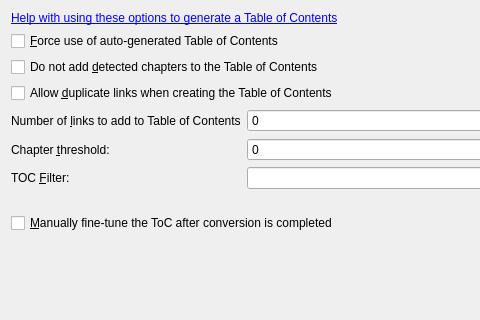
The window that src/calibre/gui2/convert/toc.ui (kovidgoyal/calibre) describes before a commit, drawn with Qt 5; both pictures show x 0 to 480 and y 0 to 320 of the 596 by 493 pixel window.
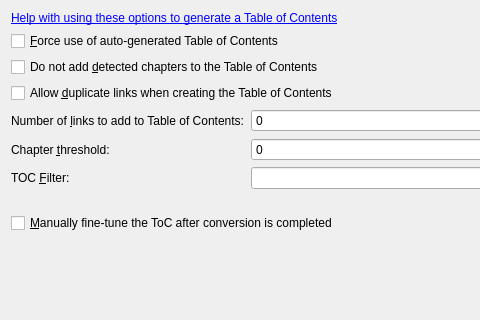
The same window after the commit. Custom widgets are drawn as their Qt base class.

Patch:
```diff
--- a/src/calibre/gui2/convert/toc.ui
+++ b/src/calibre/gui2/convert/toc.ui
@@ -38,7 +38,7 @@
    <item row="6" column="0">
     <widget class="QLabel" name="label_10">
      <property name="text">
-      <string>Number of &amp;links to add to Table of Contents</string>
+      <string>Number of &amp;links to add to Table of Contents:</string>
      </property>
      <property name="buddy">
       <cstring>opt_max_toc_links</cstring>
```
